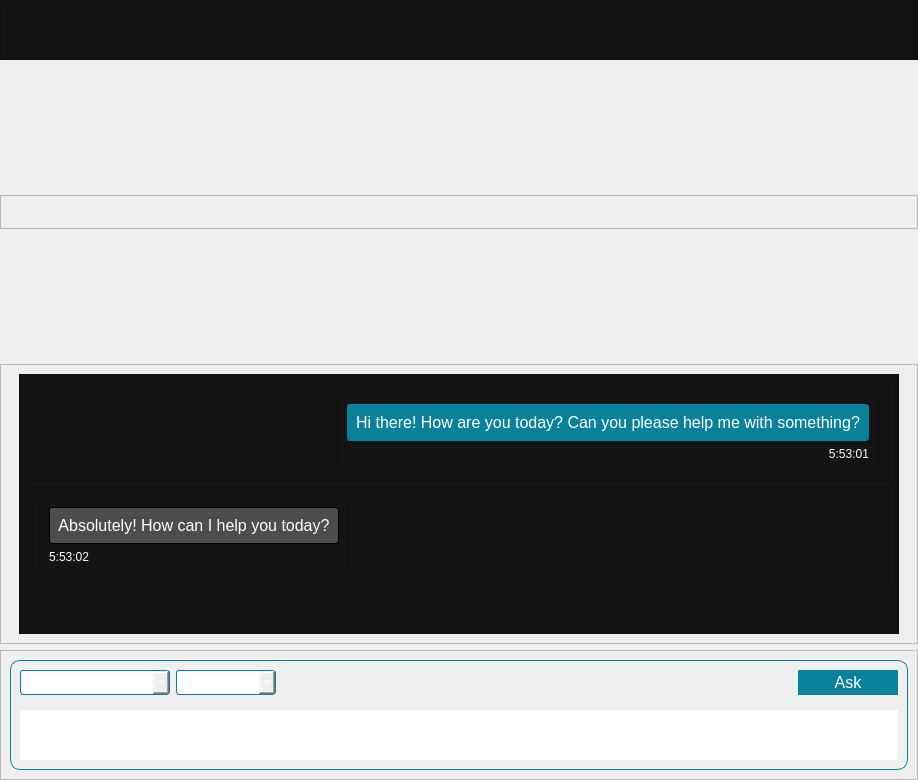
amd/gaia, file interface/form.ui: the form before one commit.
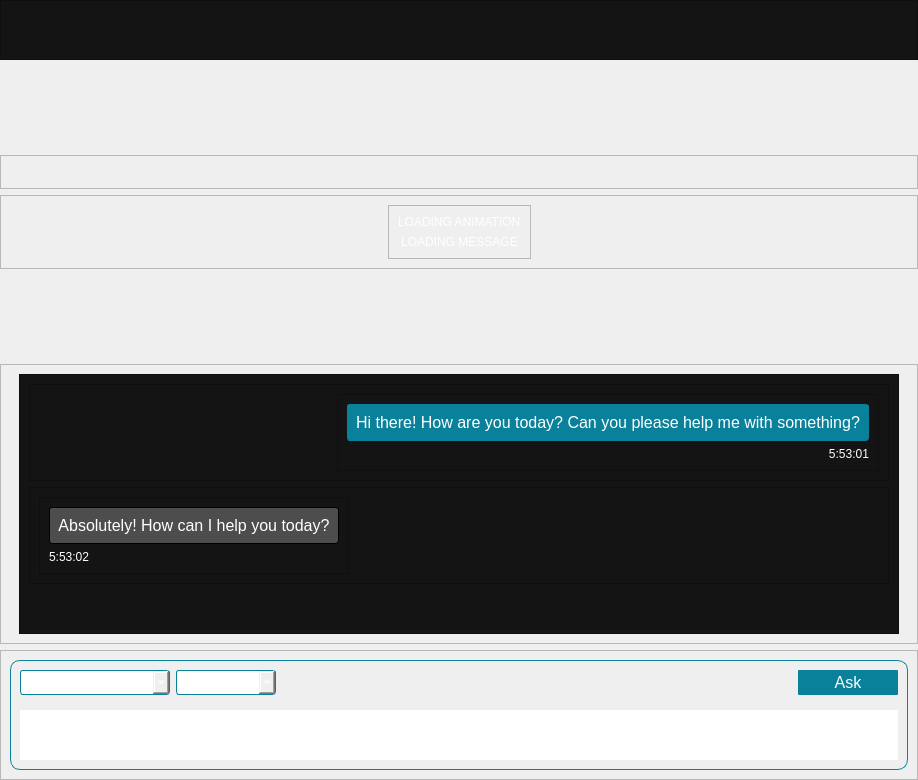
The form after the commit. Icons and pictures are not drawn.

Commit message: Loading thread

The edit to the form file:
```diff
--- a/interface/form.ui
+++ b/interface/form.ui
@@ -171,6 +171,76 @@
      </layout>
     </widget>
    </item>
+   <item>
+    <widget class="QFrame" name="loading">
+     <property name="styleSheet">
+      <string notr="true">color: rgb(255, 255, 255);</string>
+     </property>
+     <property name="frameShape">
+      <enum>QFrame::StyledPanel</enum>
+     </property>
+     <property name="frameShadow">
+      <enum>QFrame::Raised</enum>
+     </property>
+     <layout class="QHBoxLayout" name="horizontalLayout_6">
+      <item>
+       <spacer name="horizontalSpacer_5">
+        <property name="orientation">
+         <enum>Qt::Horizontal</enum>
+        </property>
+        <property name="sizeHint" stdset="0">
+         <size>
+          <width>40</width>
+          <height>20</height>
+         </size>
+        </property>
+       </spacer>
+      </item>
+      <item>
+       <widget class="QFrame" name="frame_4">
+        <property name="frameShape">
+         <enum>QFrame::StyledPanel</enum>
+        </property>
+        <property name="frameShadow">
+         <enum>QFrame::Raised</enum>
+        </property>
+        <layout class="QVBoxLayout" name="verticalLayout_3">
+         <item>
+          <widget class="QLabel" name="loadingGif">
+           <property name="text">
+            <string>LOADING ANIMATION</string>
+           </property>
+          </widget>
+         </item>
+         <item>
+          <widget class="QLabel" name="loadingLabel">
+           <property name="text">
+            <string>LOADING MESSAGE</string>
+           </property>
+           <property name="alignment">
+            <set>Qt::AlignCenter</set>
+           </property>
+          </widget>
+         </item>
+        </layout>
+       </widget>
+      </item>
+      <item>
+       <spacer name="horizontalSpacer_6">
+        <property name="orientation">
+         <enum>Qt::Horizontal</enum>
+        </property>
+        <property name="sizeHint" stdset="0">
+         <size>
+          <width>40</width>
+          <height>20</height>
+         </size>
+        </property>
+       </spacer>
+      </item>
+     </layout>
+    </widget>
+   </item>
    <item>
     <spacer name="welcomeSpacerBottom">
      <property name="orientation">
```
Left out of the diff: 2 changed lines with no effect on the pictures. The commit also changes 3 other files.
